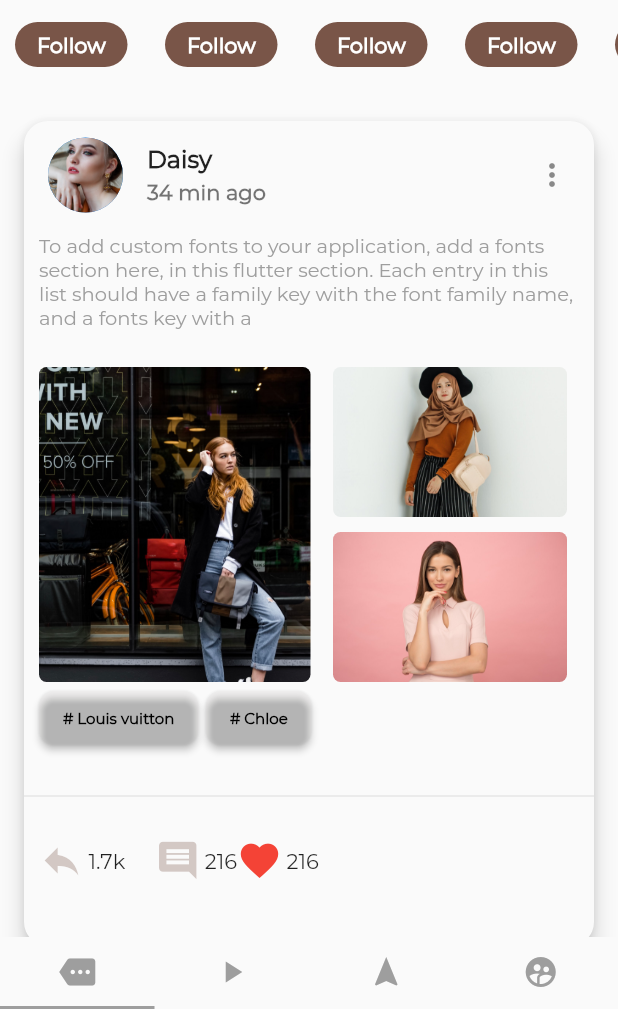
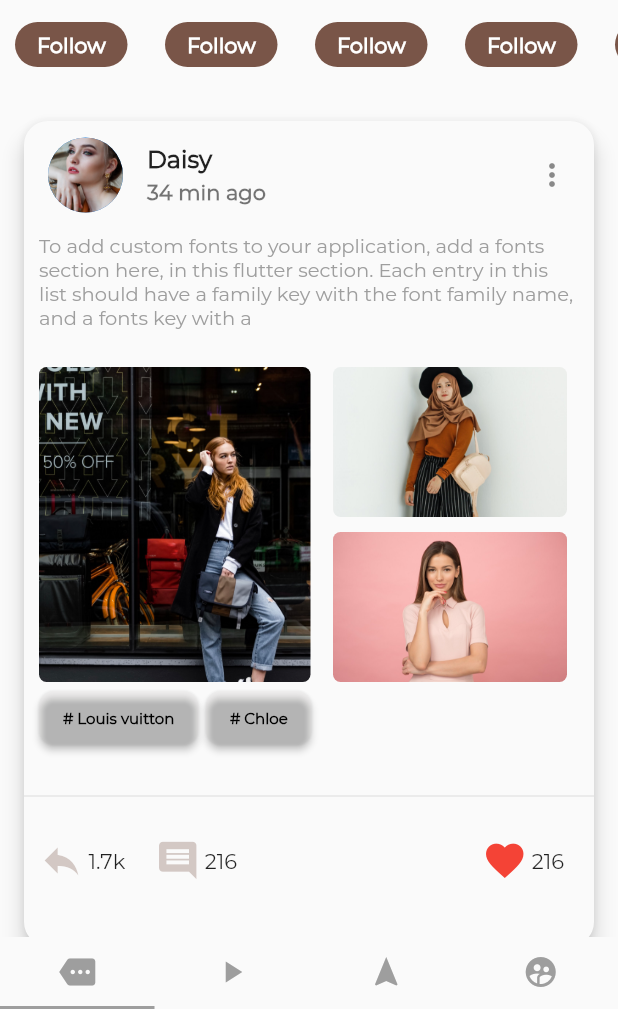
Before and after one commit to hamitseyrek/flutter_ui_work, a Flutter app: the screen it shows after launch, on a phone screen of 412 x 824 dp, the part 227-1236 px from its top. Run offline on Flutter 3.47's test engine with Material 2 defaults, Android fonts, the phone set to English and light mode, and no system bars.

Commit message:
edit like-comment-favorite bar

```diff
--- a/lib/home_body.dart
+++ b/lib/home_body.dart
@@ -268,8 +268,11 @@ class _HomeBodyState extends State<HomeBody> {
               const Divider(),
               const SizedBox(height: 20),
               Padding(
-                padding: const EdgeInsets.only(left: 10),
+                padding: const EdgeInsets.only(left: 10, right: 20),
                 child: Row(
+                  mainAxisAlignment: MainAxisAlignment.spaceBetween,
+                  children: [
+                    Row(
                       children: [
                         Icon(Icons.reply,
                             color: Colors.brown.withOpacity(0.3), size: 30),
@@ -282,8 +285,9 @@ class _HomeBodyState extends State<HomeBody> {
                         const SizedBox(width: 3),
                         const Text('216',
                             style: TextStyle(fontFamily: 'Montserrat')),
+                      ],
+                    ),
                     Row(
-                      mainAxisAlignment: MainAxisAlignment.end,
                       children: const [
                         Icon(
                           Icons.favorite,
```
Lines whose indentation alone changed are shown as unchanged.
